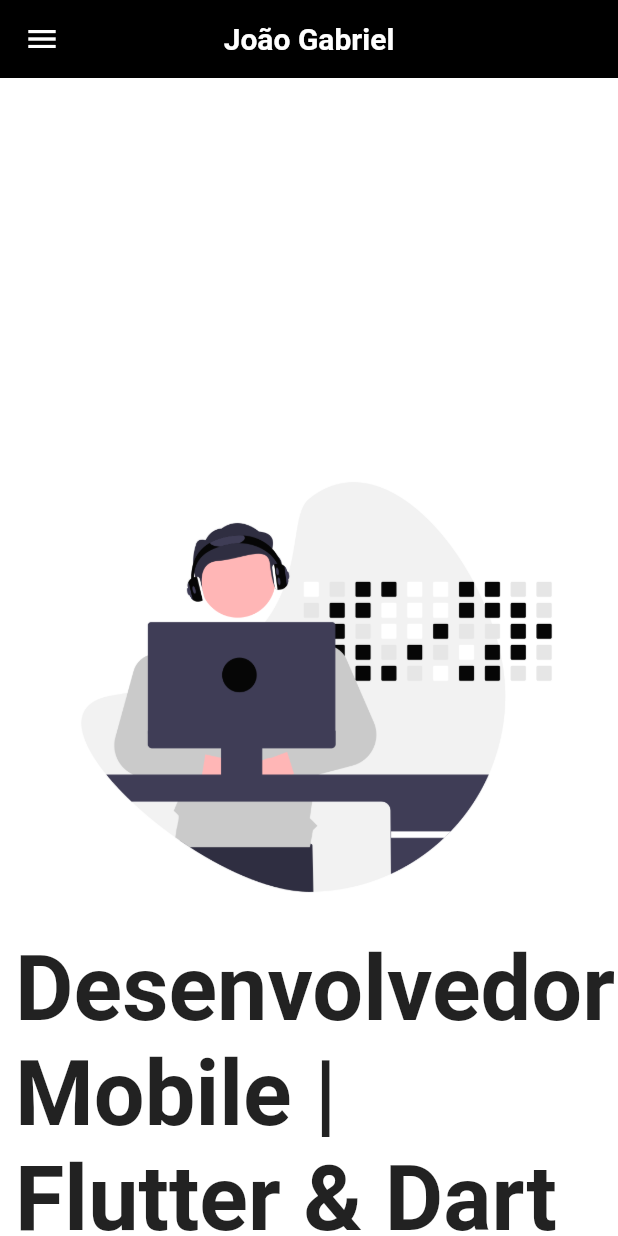
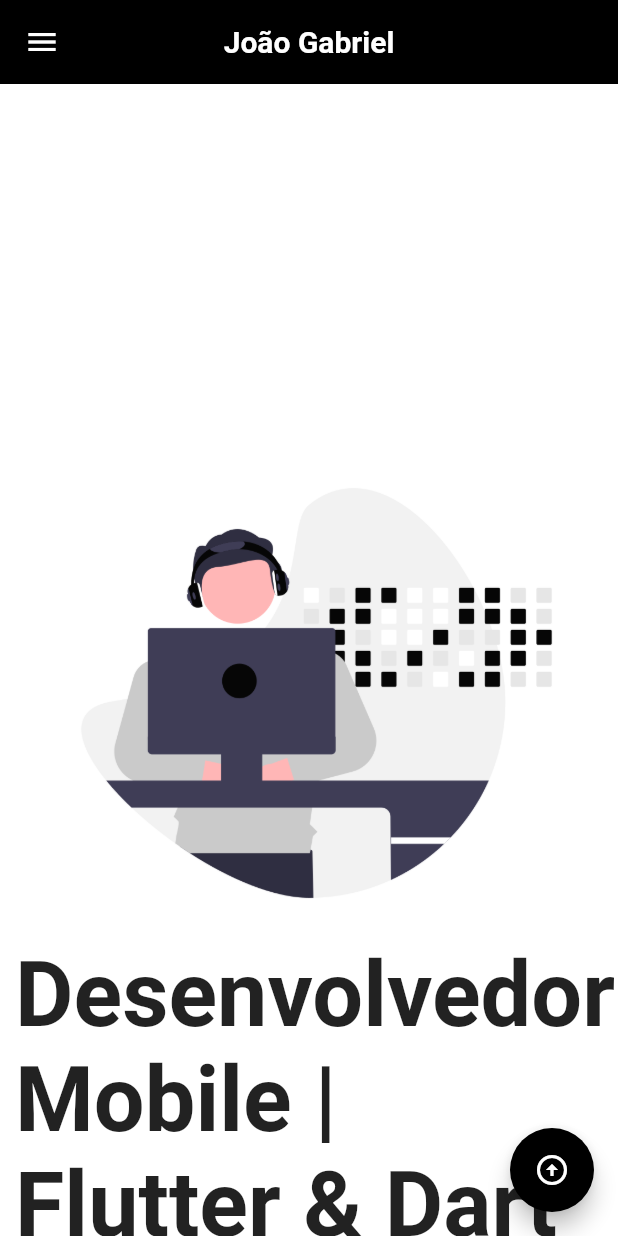
Before and after one commit to Moura14/portifolio-flutter, a Flutter app: the screen it shows after launch, on a phone screen of 412 x 824 dp. Run offline on Flutter 3.47's test engine with Material 2 defaults, Android fonts, the phone set to English and light mode, and no system bars; drawn by our look-alikes of auto_size_text; our stand-ins replace font_awesome_flutter, responsive_framework.

Commit message:
navegaçâo na web

```diff
--- a/lib/pages/home/home_page.dart
+++ b/lib/pages/home/home_page.dart
@@ -8,29 +8,88 @@
 
 import '../widgets/home_responsive.dart';
 
-class HomePage extends StatelessWidget {
+class HomePage extends StatefulWidget {
   const HomePage({super.key});
+
+  @override
+  State<HomePage> createState() => _HomePageState();
+}
+
+class _HomePageState extends State<HomePage> {
+  final scrollController = ScrollController();
+
+  final keySection1 = GlobalKey();
+  final keySection2 = GlobalKey();
+  final keySection3 = GlobalKey();
+
+  @override
+  void dispose() {
+    scrollController.dispose();
+    super.dispose();
+  }
 
   @override
   Widget build(BuildContext context) {
     return Scaffold(
+        floatingActionButton: FloatingActionButton(
+          backgroundColor: Colors.black,
+          child: const Icon(Icons.arrow_circle_up_sharp),
+          onPressed: () {
+            scrollController.animateTo(0,
+                duration: const Duration(milliseconds: 500),
+                curve: Curves.easeInOut);
+          },
+        ),
         backgroundColor: Colors.white,
-      appBar: const PreferredSize(
-          preferredSize: Size(double.infinity, 52), child: ResponaiveAppBar()),
         drawer: const DrawerTile(),
-      body: Align(
+        body: SingleChildScrollView(
+          controller: scrollController,
+          child: Align(
             alignment: Alignment.center,
             child: ConstrainedBox(
-            constraints: const BoxConstraints(maxWidth: 1000),
-            child: ListView(
-              children: const [
-                HomeResponsive(),
-                ExpResponsive(),
-                FormaResponsive(),
-                ContactResponsive()
+              constraints: const BoxConstraints(
+                maxWidth: 1000,
+              ),
+              child: Column(
+                children: [
+                  ResponaiveAppBar(
+                    onMenuClick: _onMenuClick,
+                  ),
+                  const HomeResponsive(),
+                  ExpResponsive(
+                    key: keySection1,
+                  ),
+                  FormaResponsive(
+                    key: keySection2,
+                  ),
+                  ContactResponsive(
+                    key: keySection3,
+                  )
                 ],
-            )),
               ),
-    );
+            ),
+          ),
+        ));
+  }
+
+  void _onMenuClick(int value) {
+    final RenderBox renderBox;
+
+    switch (value) {
+      case 1:
+        renderBox = keySection1.currentContext!.findRenderObject() as RenderBox;
+        break;
+      case 2:
+        renderBox = keySection2.currentContext!.findRenderObject() as RenderBox;
+        break;
+      case 3:
+        renderBox = keySection3.currentContext!.findRenderObject() as RenderBox;
+        break;
+      default:
+        throw Exception();
+    }
+    final offset = renderBox.localToGlobal(Offset.zero);
+    scrollController.animateTo(offset.dy,
+        duration: const Duration(milliseconds: 500), curve: Curves.easeInOut);
   }
 }
--- a/lib/pages/widgets/contect_responsive.dart
+++ b/lib/pages/widgets/contect_responsive.dart
@@ -26,7 +26,7 @@
             child: Column(
               children: const [
                 FormationItem(
-                  title: 'Email',
+                  title: 'jgmoura.dev@gmial.com',
                   icon: Icons.email_sharp,
                 ),
                 FormationItem(
```
Also changed, not shown: lib/pages/widgets/responsive_app_bar.dart (+10 -8 lines). Lines whose indentation alone changed are shown as unchanged.
